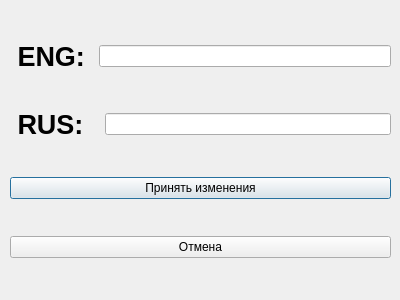
This is Word-Flow/newword.ui in timowka0304/Word-Flow as Qt 5 draws it before an edit. The edited form follows.
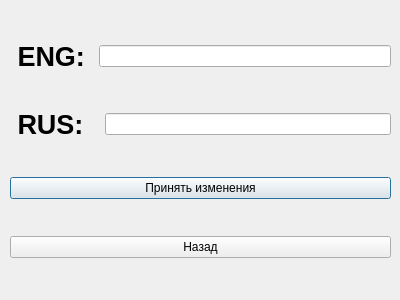
This is the edited form.

```diff
--- a/Word-Flow/newword.ui
+++ b/Word-Flow/newword.ui
@@ -99,7 +99,7 @@
     <item>
      <widget class="QPushButton" name="cancel_Button">
       <property name="text">
-       <string>Отмена</string>
+       <string>Назад</string>
       </property>
      </widget>
     </item>
```
